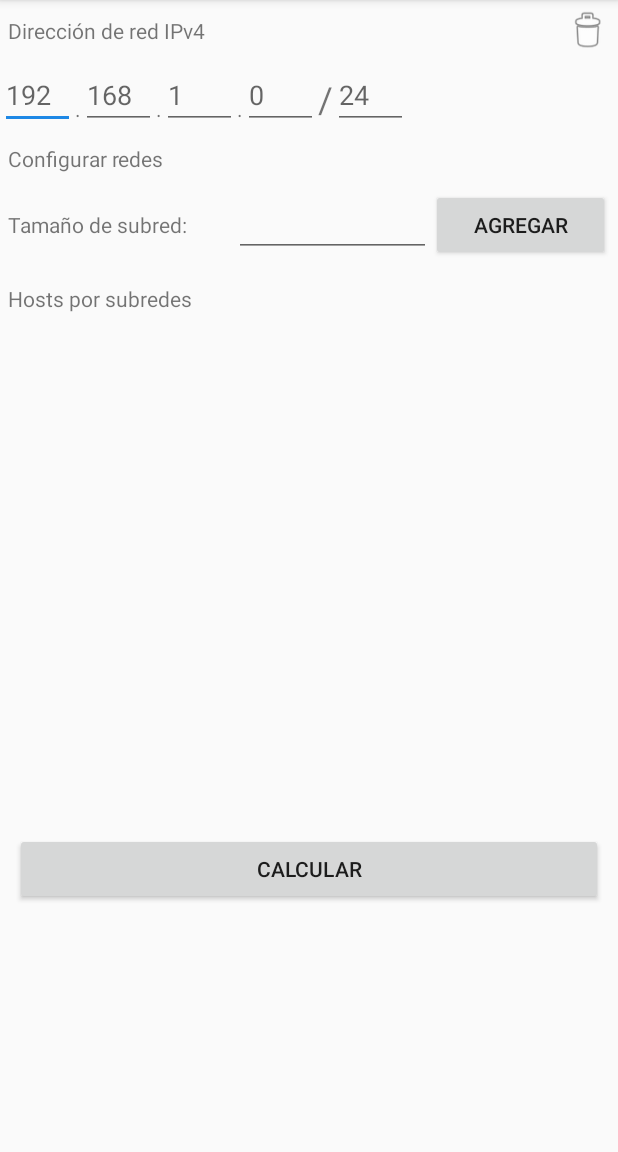
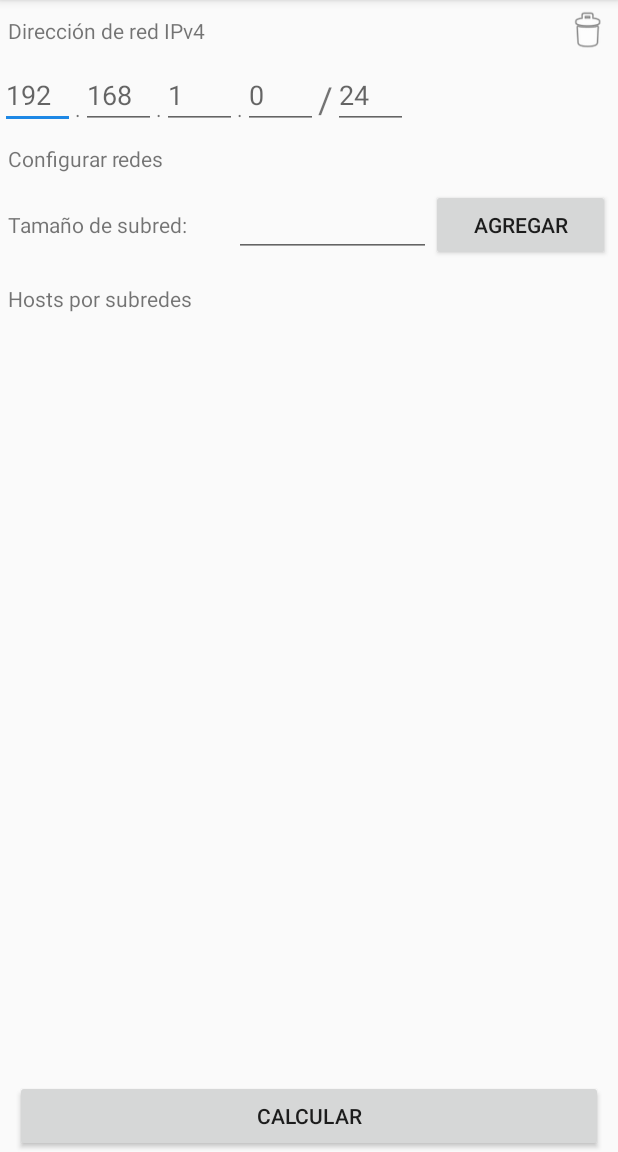
Before and after one commit to fenyrshell/subnet-calculator, an Android app: the screen it shows after launch (MainActivity), on a phone screen of 412 x 824 dp, the part 84-1236 px from its top. Run offline under Robolectric (Android 15) with nearby library versions, the phone set to English and light mode, and no system bars.

Commit message:
Se arreglo la lista de subredes
Se arreglo la vista de la lista de subredes ya que no se mostraba correctamente el boton de calcular

```diff
--- a/app/src/main/AndroidManifest.xml
+++ b/app/src/main/AndroidManifest.xml
@@ -13,8 +13,10 @@
         android:supportsRtl="true"
         android:theme="@style/AppTheme">
         <activity android:name=".ResultActivity"
+            android:screenOrientation="portrait"
             android:parentActivityName=".MainActivity"></activity>
-        <activity android:name=".MainActivity">
+        <activity android:name=".MainActivity"
+            android:screenOrientation="portrait">
             <intent-filter>
                 <action android:name="android.intent.action.MAIN" />
 
--- a/app/src/main/res/layout/activity_main.xml
+++ b/app/src/main/res/layout/activity_main.xml
@@ -177,7 +177,8 @@
     <ListView
         android:id="@+id/listViewSubnets"
         android:layout_width="match_parent"
-        android:layout_height="341dp">
+        android:layout_height="0dp"
+        android:layout_weight="1">
 
     </ListView>
 
```
